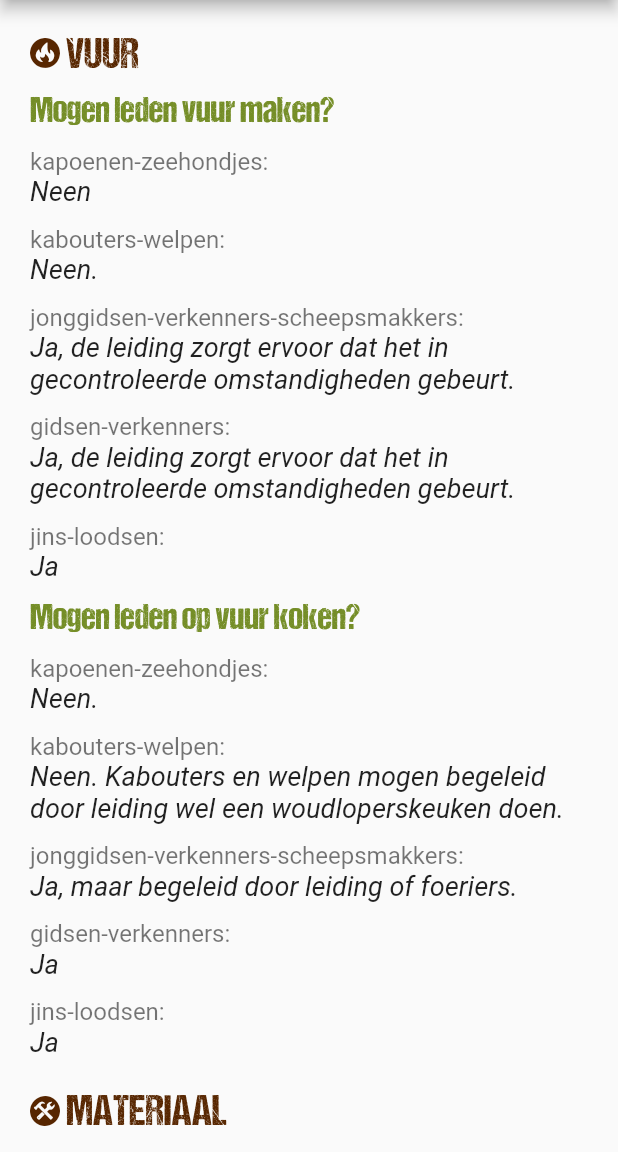
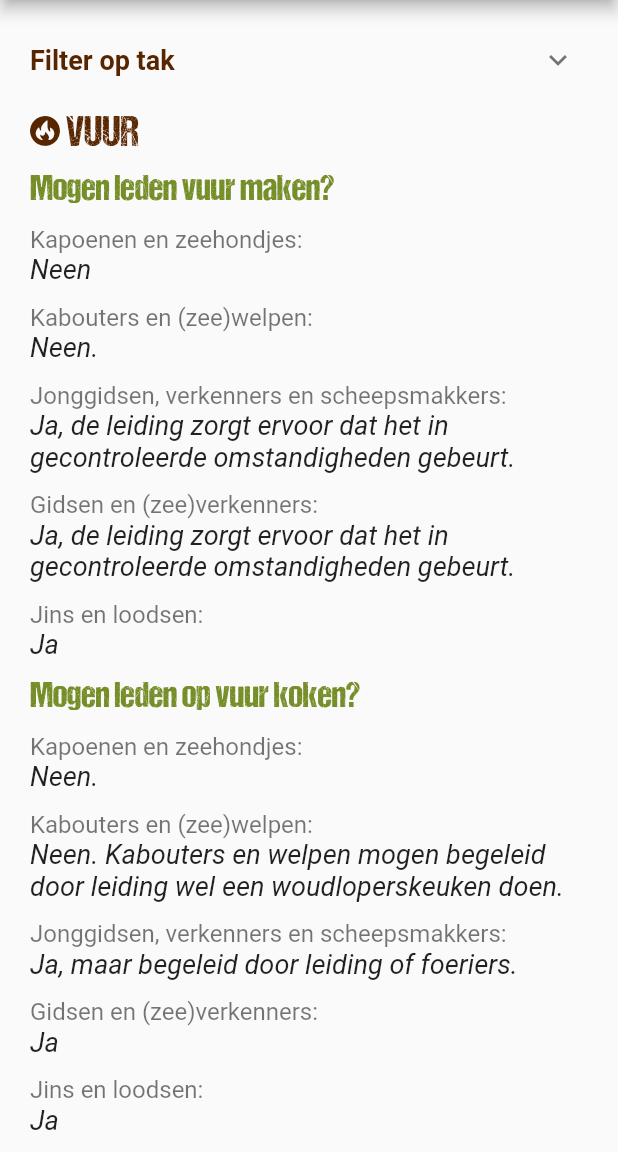
Before and after one commit to ScoutsGidsenVL/speel-op-veilig-2023, a Flutter app: the Vragen screen opened by its route, on a phone screen of 412 x 824 dp, the part 84-1236 px from its top. Run offline on Flutter 3.47's test engine with Material 2 defaults, Android fonts, the phone set to English and light mode, and no system bars; drawn by our look-alikes of expandable; our stand-ins replace flutter_markdown; missing offline and left inert: markdown.

Commit message:
Add faq filter

```diff
--- a/lib/pages/vragen.dart
+++ b/lib/pages/vragen.dart
@@ -5,6 +5,7 @@ import 'package:speel_op_veilig/model/chapters.dart';
 import 'package:speel_op_veilig/widgets/custom_icon.dart';
 import 'package:speel_op_veilig/widgets/faq.dart';
 import 'package:speel_op_veilig/widgets/section.dart';
+import 'package:expandable/expandable.dart';
 
 class Vragen extends StatefulWidget {
   const Vragen({Key? key}) : super(key: key);
@@ -15,7 +16,7 @@ class Vragen extends StatefulWidget {
 
 class VragenState extends State<Vragen> {
   List<Questions> _chapters = [];
-  List<String>? _filter;
+  final List<String> _filter = [];
 
   @override
   initState() {
@@ -33,31 +34,70 @@ class VragenState extends State<Vragen> {
     });
   }
 
+  setFilter(String key, bool enabled) {
+    setState(() {
+      if (_filter.contains(key)) {
+        _filter.remove(key);
+      } else {
+        _filter.add(key);
+      }
+    });
+  }
+
+  bool filterAnswer(Answer a) {
+    return _filter.isEmpty || _filter.contains(a.group);
+  }
+
   @override
   Widget build(BuildContext context) {
     return Scaffold(
         appBar: AppBar(title: const Text('VRAAG EN ANTWOORD')),
-        body: ListView.builder(
-            padding: const EdgeInsets.all(20),
-            itemCount: _chapters.length,
-            itemBuilder: (context, index) {
-              return Section(
+        body: ListView(padding: const EdgeInsets.all(20), children: [
+          Padding(
+              padding: const EdgeInsets.only(bottom: 12),
+              child: ExpandablePanel(
+                  theme: const ExpandableThemeData(
+                      headerAlignment: ExpandablePanelHeaderAlignment.center),
+                  header: Text('Filter op tak',
+                      style: Theme.of(context).textTheme.headlineSmall),
+                  collapsed: Container(),
+                  expanded: Column(
+                    crossAxisAlignment: CrossAxisAlignment.end,
+                    children: Faq.groups.entries
+                        .map((g) => CheckboxListTile(
+                            title: Text(g.value,
+                                style: Theme.of(context).textTheme.bodySmall),
+                            dense: true,
+                            contentPadding: const EdgeInsets.all(0),
+                            visualDensity: const VisualDensity(vertical: -2),
+                            value: _filter.contains(g.key),
+                            onChanged: (enabled) =>
+                                setFilter(g.key, enabled ?? false)))
+                        .toList(),
+                  ))),
+          ..._chapters
+              .where((c) =>
+                  c.content?.any((e) => e.answers.any(filterAnswer)) ?? false)
+              .map((c) => Section(
                     title: Row(children: [
-                  CustomIcon(type: _chapters[index].icon, size: 20),
+                      CustomIcon(type: c.icon, size: 20),
                       Padding(
                           padding: const EdgeInsets.only(left: 4),
-                      child: Text(_chapters[index].title.toUpperCase(),
-                          style: Theme.of(context).textTheme.headlineLarge)),
+                          child: Text(c.title.toUpperCase(),
+                              style:
+                                  Theme.of(context).textTheme.headlineLarge)),
                     ]),
-                children: _chapters[index]
-                        .content
-                        ?.map((e) => Faq(
+                    children: c.content
+                            ?.where((e) => e.answers.any((a) =>
+                                _filter.isEmpty || _filter.contains(a.group)))
+                            .map((e) => Faq(
                                 question: e.question,
                                 answers: Map.fromEntries(e.answers
+                                    .where(filterAnswer)
                                     .map((a) => MapEntry(a.group, a.answer)))))
                             .toList() ??
                         [],
-              );
-            }));
+                  ))
+        ]));
   }
 }
--- a/lib/widgets/faq.dart
+++ b/lib/widgets/faq.dart
@@ -1,6 +1,18 @@
 import 'package:flutter/material.dart';
 
 class Faq extends StatelessWidget {
+  static const groups = {
+    'kapoenen-zeehondjes': 'Kapoenen en zeehondjes',
+    'kabouters-welpen': 'Kabouters en (zee)welpen',
+    'jonggidsen-verkenners-scheepsmakkers':
+        'Jonggidsen, verkenners en scheepsmakkers',
+    'gidsen-verkenners': 'Gidsen en (zee)verkenners',
+    'jins-loodsen': 'Jins en loodsen',
+    'open-kamp': 'Open kamp',
+    'akabe': 'Akabe',
+    'leiding': 'Leiding'
+  };
+
   final String question;
   final Map<String, String> answers;
 
@@ -21,7 +33,7 @@ class Faq extends StatelessWidget {
                     child: Column(
                       crossAxisAlignment: CrossAxisAlignment.start,
                       children: [
-                        Text('${answer.key}:',
+                        Text('${groups[answer.key]}:',
                             style: Theme.of(context).textTheme.bodySmall),
                         Text(answer.value,
                             style: Theme.of(context)
--- a/pubspec.yaml
+++ b/pubspec.yaml
@@ -38,6 +38,7 @@ dependencies:
   flutter_markdown: ^0.6.14
   json_annotation: ^4.8.0
   url_launcher: ^6.1.9
+  expandable: ^5.0.1
 
 dev_dependencies:
   flutter_test:
```
Also changed, not shown: lib/pages/home.dart (+9 -3 lines), lib/pages/intro.dart (+27 -19 lines), pubspec.lock. Lines whose indentation alone changed are shown as unchanged.
